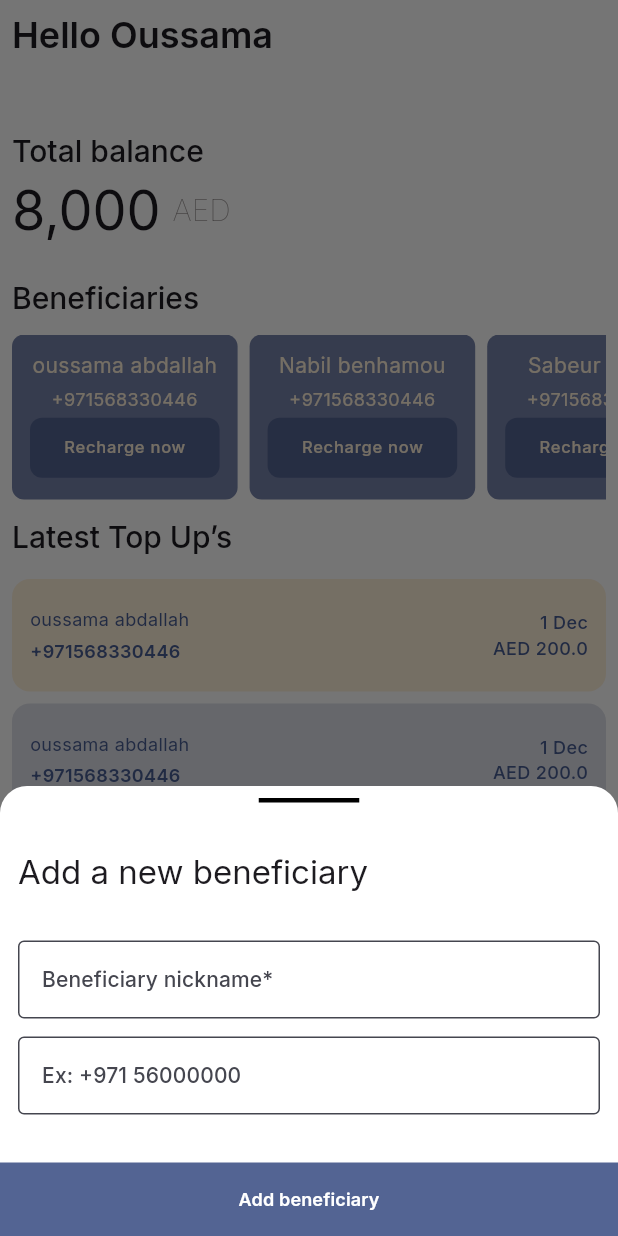
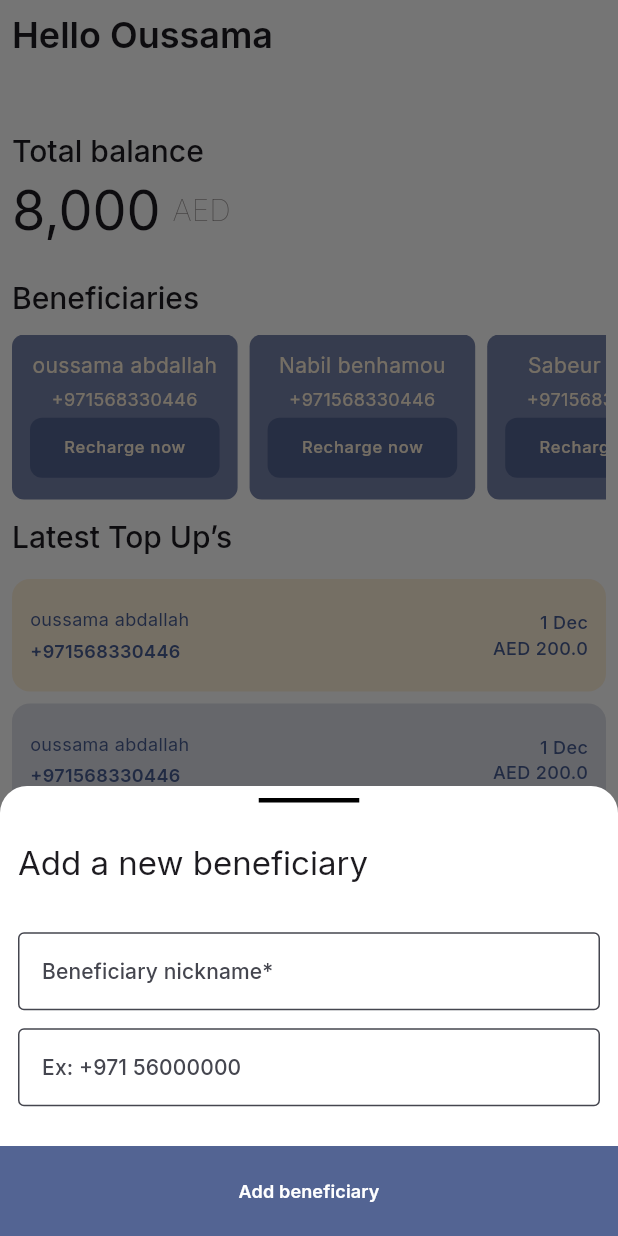
Before and after one commit to oussaki-dev/e5d-assesment, a Flutter app: the HomeScreen screen opened by its route, after a tap on "Recharge now", on a phone screen of 412 x 824 dp. Run offline on Flutter 3.47's test engine with Material 3 defaults, Android fonts, the phone set to English and light mode, and no system bars; our stand-ins replace dartz, dio, equatable, flutter_riverpod, flutter_svg, freezed_annotation and 4 more; missing offline and left inert: curl_logger_dio_interceptor, dlibphonenumber; generated files the repository leaves out were written again.

Commit message:
- Handled the loading state of adding beneficiary - Disable button sending api calls when the request is happening.

```diff
--- a/lib/features/beneficiary/domain/model/beneficiary_model.dart
+++ b/lib/features/beneficiary/domain/model/beneficiary_model.dart
@@ -1,4 +1,3 @@
-import 'package:e5d_assesment/features/beneficiary/domain/model/abstract_beneficiary.dart';
 import 'package:flutter/foundation.dart';
 import 'package:freezed_annotation/freezed_annotation.dart';
 
@@ -10,7 +9,7 @@ class Beneficiary with _$Beneficiary {
   const factory Beneficiary({
     @JsonKey(name: 'id') required String id,
     @JsonKey(name: 'nickname') required String nickname,
-    @JsonKey(name: 'phone_number') required String mobileNumber,
+    @JsonKey(name: 'mobileNumber') required String mobileNumber,
   }) = _Beneficiary;
 
   factory Beneficiary.fromJson(Map<String, Object?> json) =>
--- a/lib/features/beneficiary/presentation/view/add_beneficiary_bottomsheet.dart
+++ b/lib/features/beneficiary/presentation/view/add_beneficiary_bottomsheet.dart
@@ -1,5 +1,6 @@
 import 'package:e5d_assesment/features/beneficiary/domain/usecases/add_beneficiary_usecase.dart';
 import 'package:e5d_assesment/features/beneficiary/presentation/viewmodel/benefeciary_viewmodel.dart';
+import 'package:e5d_assesment/main.dart';
 import 'package:e5d_assesment/routes/routes.dart';
 import 'package:e5d_assesment/themes/colors.dart';
 import 'package:flutter/material.dart';
@@ -28,6 +29,40 @@ class _AddBeneficiaryWidgetState extends ConsumerState<AddBeneficiaryWidget> {
                 color: E5DColors.colorEF5A6F, fontWeight: FontWeight.w600),
           ),
     );
+  }
+
+  Widget getAddButtonInnerWidget(
+      BuildContext context, AddBeneficiaryLoadingState? state) {
+    if (state == AddBeneficiaryLoadingState.loading) {
+      return SizedBox(
+        height: 30,
+        width: 30,
+        child: CircularProgressIndicator(
+          backgroundColor: Colors.grey[200],
+          valueColor:
+              AlwaysStoppedAnimation<Color>(Theme.of(context).primaryColor),
+          strokeWidth: 3.0,
+        ),
+      );
+    } else {
+      return Text(
+        AppLocalizations.of(context)!.button_add_beneficiary,
+        style: Theme.of(context).textTheme.labelLarge?.merge(
+              const TextStyle(
+                  color: Colors.white,
+                  fontSize: 12,
+                  fontWeight: FontWeight.w600),
+            ),
+      );
+    }
+  }
+
+  void _onAddButtonPressed(AddBeneficiaryLoadingState? state) {
+    if (state != AddBeneficiaryLoadingState.loading) {
+      viewModel?.addBeneficiary();
+    }else {
+      loggerNoStack.i("Add beneficiary is already called ... ");
+    }
   }
 
   @override
@@ -122,8 +157,10 @@ class _AddBeneficiaryWidgetState extends ConsumerState<AddBeneficiaryWidget> {
           // Topup button
           SizedBox(
             width: double.infinity,
+            height: 60,
             child: TextButton(
-              onPressed: () => {viewModel?.addBeneficiary()},
+              onPressed: () =>
+                  {_onAddButtonPressed(state?.addState?.loadingState)},
               style: TextButton.styleFrom(
                 shape: const LinearBorder(),
                 backgroundColor: E5DColors.primaryColor,
@@ -132,14 +169,9 @@ class _AddBeneficiaryWidgetState extends ConsumerState<AddBeneficiaryWidget> {
                   horizontal: 24.0,
                 ),
               ),
-              child: Text(
-                AppLocalizations.of(context)!.button_add_beneficiary,
-                style: Theme.of(context).textTheme.labelLarge?.merge(
-                      const TextStyle(
-                          color: Colors.white,
-                          fontSize: 12,
-                          fontWeight: FontWeight.w600),
-                    ),
+              child: getAddButtonInnerWidget(
+                context,
+                state?.addState?.loadingState,
               ),
             ),
           ),
--- a/lib/features/beneficiary/presentation/viewmodel/benefeciary_viewmodel.dart
+++ b/lib/features/beneficiary/presentation/viewmodel/benefeciary_viewmodel.dart
@@ -102,6 +102,8 @@ class BeneficiaryViewModel extends _$BeneficiaryViewModel {
         loadingState: AddBeneficiaryLoadingState.idle,
       ));
     }
+
+    // Push loading state to the consumers
     state = state.copyWithAddBeneficiaryJustUiState(AddBeneficiaryState(
       uiState: AddBeneficiaryErrors.none,
       loadingState: AddBeneficiaryLoadingState.loading,
```
Also changed, not shown: lib/features/beneficiary/domain/model/beneficiary_model.freezed.dart, lib/features/beneficiary/domain/model/beneficiary_model.g.dart, 1 other file.
